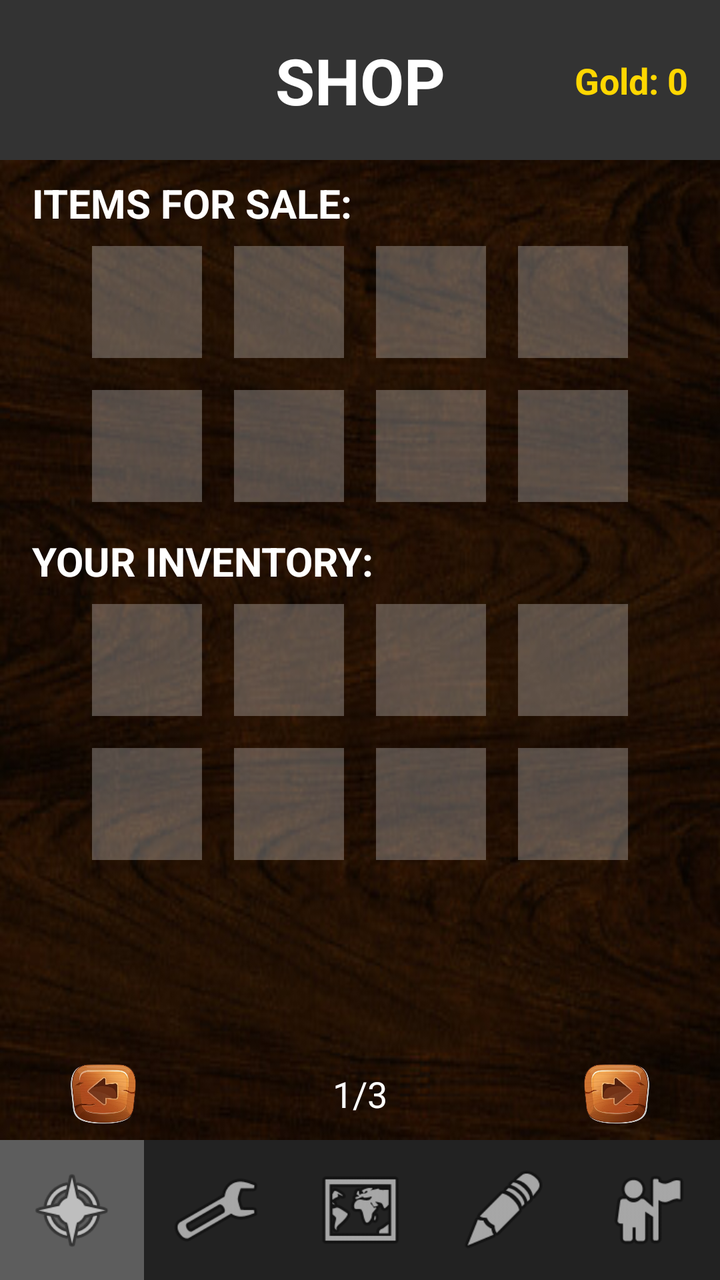
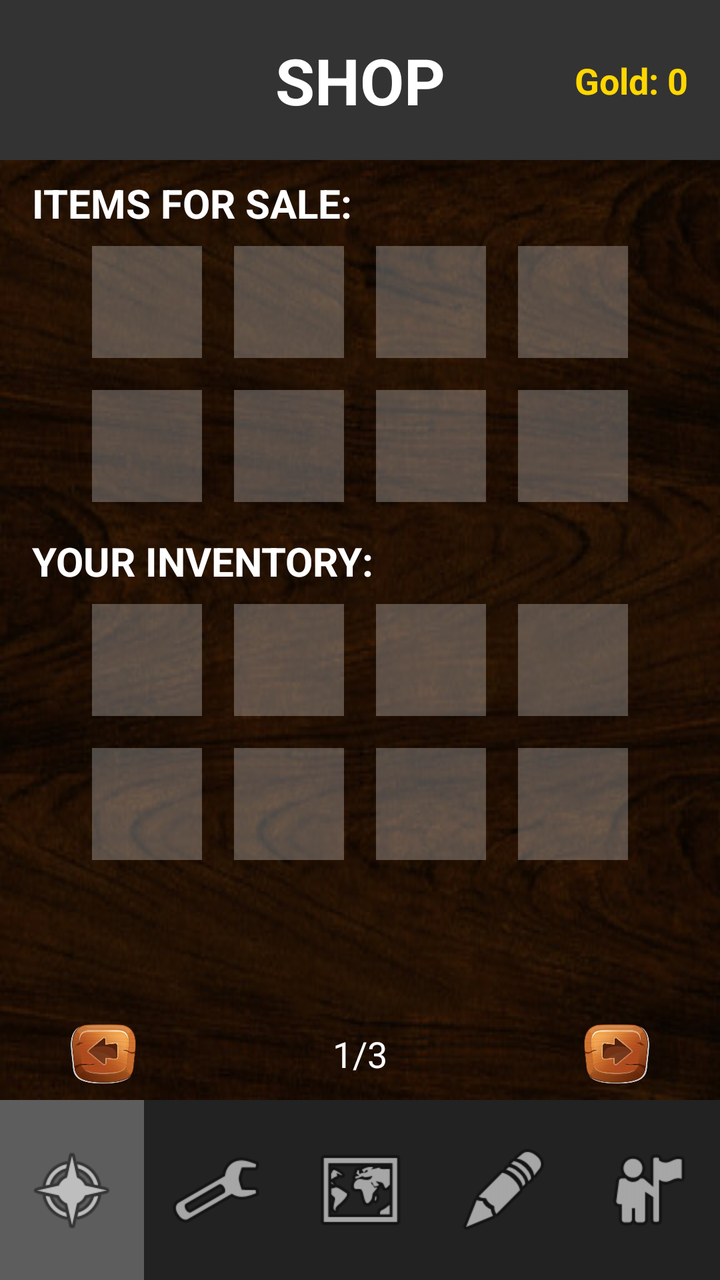

Screens rendered from an Android XML layout before and after an edit, with the pre-edit source and the edit as a unified diff.
<!-- AndroidManifest.xml: application theme Theme.BattleScribe -->
<!-- res/layout/activity_shop.xml -->
<?xml version="1.0" encoding="utf-8"?>
<androidx.constraintlayout.widget.ConstraintLayout xmlns:android="http://schemas.android.com/apk/res/android"
    xmlns:app="http://schemas.android.com/apk/res-auto"
    xmlns:tools="http://schemas.android.com/tools"
    android:id="@+id/main"
    android:layout_width="match_parent"
    android:layout_height="match_parent"
    tools:context=".ShopActivity">

    <ImageView
        android:id="@+id/imageView2"
        android:layout_width="0dp"
        android:layout_height="80dp"
        android:background="#333333"
        android:scaleType="centerCrop"
        app:layout_constraintEnd_toEndOf="parent"
        app:layout_constraintHorizontal_bias="0.0"
        app:layout_constraintStart_toStartOf="parent"
        app:layout_constraintTop_toTopOf="parent" />

    <TextView
        android:id="@+id/shop_title"
        android:layout_width="wrap_content"
        android:layout_height="wrap_content"
        android:text="SHOP"
        android:textColor="#FFFFFF"
        android:textSize="32sp"
        android:textStyle="bold"
        app:layout_constraintBottom_toBottomOf="@+id/imageView2"
        app:layout_constraintEnd_toEndOf="parent"
        app:layout_constraintStart_toStartOf="parent"
        app:layout_constraintTop_toTopOf="parent" />

    <TextView
        android:id="@+id/tv_gold"
        android:layout_width="wrap_content"
        android:layout_height="wrap_content"
        android:layout_marginEnd="16dp"
        android:text="Gold: 0"
        android:textColor="#FFD700"
        android:textSize="18sp"
        android:textStyle="bold"
        app:layout_constraintBottom_toBottomOf="@+id/imageView2"
        app:layout_constraintEnd_toEndOf="parent"
        app:layout_constraintTop_toTopOf="parent" />

    <ImageView
        android:id="@+id/shop_background"
        android:layout_width="0dp"
        android:layout_height="0dp"
        android:scaleType="fitXY"
        app:layout_constraintBottom_toTopOf="@+id/linearLayout"
        app:layout_constraintEnd_toEndOf="parent"
        app:layout_constraintStart_toStartOf="parent"
        app:layout_constraintTop_toBottomOf="@+id/imageView2"
        app:srcCompat="@drawable/inv_background" />

    <TextView
        android:id="@+id/textView2"
        android:layout_width="wrap_content"
        android:layout_height="wrap_content"
        android:layout_marginStart="16dp"
        android:layout_marginTop="8dp"
        android:text="ITEMS FOR SALE:"
        android:textColor="#FFFFFF"
        android:textSize="20sp"
        android:textStyle="bold"
        app:layout_constraintStart_toStartOf="parent"
        app:layout_constraintTop_toTopOf="@+id/shop_background" />

    
    <GridLayout
        android:id="@+id/shop_grid"
        android:layout_width="wrap_content"
        android:layout_height="wrap_content"
        android:columnCount="4"
        android:rowCount="2"
        app:layout_constraintEnd_toEndOf="parent"
        app:layout_constraintStart_toStartOf="parent"
        app:layout_constraintTop_toBottomOf="@+id/textView2">

        <ImageView android:id="@+id/shop_slot1" android:layout_width="55dp" android:layout_height="56dp" android:layout_margin="8dp" android:background="#44FFFFFF" />
        <ImageView android:id="@+id/shop_slot2" android:layout_width="55dp" android:layout_height="56dp" android:layout_margin="8dp" android:background="#44FFFFFF" />
        <ImageView android:id="@+id/shop_slot3" android:layout_width="55dp" android:layout_height="56dp" android:layout_margin="8dp" android:background="#44FFFFFF" />
        <ImageView android:id="@+id/shop_slot4" android:layout_width="55dp" android:layout_height="56dp" android:layout_margin="8dp" android:background="#44FFFFFF" />
        <ImageView android:id="@+id/shop_slot5" android:layout_width="55dp" android:layout_height="56dp" android:layout_margin="8dp" android:background="#44FFFFFF" />
        <ImageView android:id="@+id/shop_slot6" android:layout_width="55dp" android:layout_height="56dp" android:layout_margin="8dp" android:background="#44FFFFFF" />
        <ImageView android:id="@+id/shop_slot7" android:layout_width="55dp" android:layout_height="56dp" android:layout_margin="8dp" android:background="#44FFFFFF" />
        <ImageView android:id="@+id/shop_slot8" android:layout_width="55dp" android:layout_height="56dp" android:layout_margin="8dp" android:background="#44FFFFFF" />
    </GridLayout>

    <TextView
        android:id="@+id/textView_inventory"
        android:layout_width="wrap_content"
        android:layout_height="wrap_content"
        android:layout_marginStart="16dp"
        android:layout_marginTop="8dp"
        android:text="YOUR INVENTORY:"
        android:textColor="#FFFFFF"
        android:textSize="20sp"
        android:textStyle="bold"
        app:layout_constraintStart_toStartOf="parent"
        app:layout_constraintTop_toBottomOf="@+id/shop_grid" />

    
    <GridLayout
        android:id="@+id/inventory_grid"
        android:layout_width="wrap_content"
        android:layout_height="wrap_content"
        android:columnCount="4"
        android:rowCount="2"
        app:layout_constraintEnd_toEndOf="parent"
        app:layout_constraintStart_toStartOf="parent"
        app:layout_constraintTop_toBottomOf="@+id/textView_inventory">

        <ImageView android:id="@+id/sell_slot1" android:layout_width="55dp" android:layout_height="56dp" android:layout_margin="8dp" android:background="#44FFFFFF" />
        <ImageView android:id="@+id/sell_slot2" android:layout_width="55dp" android:layout_height="56dp" android:layout_margin="8dp" android:background="#44FFFFFF" />
        <ImageView android:id="@+id/sell_slot3" android:layout_width="55dp" android:layout_height="56dp" android:layout_margin="8dp" android:background="#44FFFFFF" />
        <ImageView android:id="@+id/sell_slot4" android:layout_width="55dp" android:layout_height="56dp" android:layout_margin="8dp" android:background="#44FFFFFF" />
        <ImageView android:id="@+id/sell_slot5" android:layout_width="55dp" android:layout_height="56dp" android:layout_margin="8dp" android:background="#44FFFFFF" />
        <ImageView android:id="@+id/sell_slot6" android:layout_width="55dp" android:layout_height="56dp" android:layout_margin="8dp" android:background="#44FFFFFF" />
        <ImageView android:id="@+id/sell_slot7" android:layout_width="55dp" android:layout_height="56dp" android:layout_margin="8dp" android:background="#44FFFFFF" />
        <ImageView android:id="@+id/sell_slot8" android:layout_width="55dp" android:layout_height="56dp" android:layout_margin="8dp" android:background="#44FFFFFF" />
    </GridLayout>

    
    <androidx.constraintlayout.widget.ConstraintLayout
        android:id="@+id/item_info_panel"
        android:layout_width="0dp"
        android:layout_height="120dp"
        android:layout_marginStart="16dp"
        android:layout_marginEnd="16dp"
        android:layout_marginBottom="8dp"
        android:background="#CC000000"
        android:padding="8dp"
        android:visibility="invisible"
        app:layout_constraintBottom_toTopOf="@+id/shop_page_text"
        app:layout_constraintEnd_toEndOf="parent"
        app:layout_constraintStart_toStartOf="parent">

        <ImageView
            android:id="@+id/selected_item_icon"
            android:layout_width="60dp"
            android:layout_height="60dp"
            android:scaleType="fitCenter"
            app:layout_constraintStart_toStartOf="parent"
            app:layout_constraintTop_toTopOf="parent" />

        <TextView
            android:id="@+id/selected_item_name"
            android:layout_width="wrap_content"
            android:layout_height="wrap_content"
            android:layout_marginStart="12dp"
            android:text="Item Name"
            android:textColor="#FFFFFF"
            android:textSize="18sp"
            android:textStyle="bold"
            app:layout_constraintStart_toEndOf="@+id/selected_item_icon"
            app:layout_constraintTop_toTopOf="parent" />

        <TextView
            android:id="@+id/selected_item_desc"
            android:layout_width="0dp"
            android:layout_height="wrap_content"
            android:text="Stats..."
            android:textColor="#BBBBBB"
            android:textSize="12sp"
            app:layout_constraintEnd_toEndOf="parent"
            app:layout_constraintStart_toStartOf="@+id/selected_item_name"
            app:layout_constraintTop_toBottomOf="@+id/selected_item_name" />

        <Button
            android:id="@+id/action_button"
            android:layout_width="wrap_content"
            android:layout_height="wrap_content"
            android:text="BUY"
            app:layout_constraintBottom_toBottomOf="parent"
            app:layout_constraintEnd_toEndOf="parent" />
            
    </androidx.constraintlayout.widget.ConstraintLayout>

    <ImageButton
        android:id="@+id/shop_next_page"
        android:layout_width="40dp"
        android:layout_height="30dp"
        android:layout_marginEnd="32dp"
        android:background="@android:color/transparent"
        android:onClick="SHOPnextPage"
        android:scaleType="centerInside"
        app:layout_constraintBottom_toBottomOf="@+id/shop_page_text"
        app:layout_constraintEnd_toEndOf="parent"
        app:layout_constraintTop_toTopOf="@+id/shop_page_text"
        app:srcCompat="@drawable/button_right" />

    <ImageButton
        android:id="@+id/shop_prev_page"
        android:layout_width="40dp"
        android:layout_height="30dp"
        android:layout_marginStart="32dp"
        android:background="@android:color/transparent"
        android:onClick="SHOPprevPage"
        android:rotationY="180"
        android:scaleType="centerInside"
        app:layout_constraintBottom_toBottomOf="@+id/shop_page_text"
        app:layout_constraintStart_toStartOf="parent"
        app:layout_constraintTop_toTopOf="@+id/shop_page_text"
        app:srcCompat="@drawable/button_right" />

    <TextView
        android:id="@+id/shop_page_text"
        android:layout_width="60dp"
        android:layout_height="30dp"
        android:layout_marginBottom="8dp"
        android:gravity="center"
        android:text="1/3"
        android:textColor="#FFFFFF"
        android:textSize="18sp"
        app:layout_constraintBottom_toTopOf="@+id/linearLayout"
        app:layout_constraintEnd_toEndOf="parent"
        app:layout_constraintStart_toStartOf="parent" />

    <LinearLayout
        android:id="@+id/linearLayout"
        android:layout_width="0dp"
        android:layout_height="70dp"
        android:orientation="horizontal"
        android:background="#222222"
        android:elevation="10dp"
        app:layout_constraintBottom_toBottomOf="parent"
        app:layout_constraintEnd_toEndOf="parent"
        app:layout_constraintStart_toStartOf="parent">

        <ImageView android:id="@+id/shop" android:layout_width="0dp" android:layout_height="match_parent" android:layout_weight="1" android:padding="12dp" android:background="#44FFFFFF" app:srcCompat="@android:drawable/ic_menu_compass" />
        <ImageView android:id="@+id/skills" android:layout_width="0dp" android:layout_height="match_parent" android:layout_weight="1" android:padding="12dp" app:srcCompat="@android:drawable/ic_menu_manage" />
        <ImageView android:id="@+id/adventure" android:layout_width="0dp" android:layout_height="match_parent" android:layout_weight="1" android:padding="12dp" app:srcCompat="@android:drawable/ic_menu_mapmode" />
        <ImageView android:id="@+id/crafting" android:layout_width="0dp" android:layout_height="match_parent" android:layout_weight="1" android:padding="12dp" app:srcCompat="@android:drawable/ic_menu_edit" />
        <ImageView android:id="@+id/character" android:layout_width="0dp" android:layout_height="match_parent" android:layout_weight="1" android:padding="12dp" app:srcCompat="@android:drawable/ic_menu_myplaces" />
    </LinearLayout>

</androidx.constraintlayout.widget.ConstraintLayout>
<!-- resources referenced by this layout -->
<resources>
  <!-- drawable button_right: png bitmap (drawable, 103382 bytes) -->
  <!-- drawable inv_background: jpg bitmap (drawable, 34452 bytes) -->
  <style name="Theme.BattleScribe" parent="Base.Theme.BattleScribe" />
  <style name="Base.Theme.BattleScribe" parent="Theme.Material3.DayNight.NoActionBar">
          
          
      </style>
</resources>

<!-- the commit's change to res/layout/activity_shop.xml (unified diff, before → after) -->
@@ -222,7 +222,7 @@
     <LinearLayout
         android:id="@+id/linearLayout"
         android:layout_width="0dp"
-        android:layout_height="70dp"
+        android:layout_height="90dp"
         android:orientation="horizontal"
         android:background="#222222"
         android:elevation="10dp"
